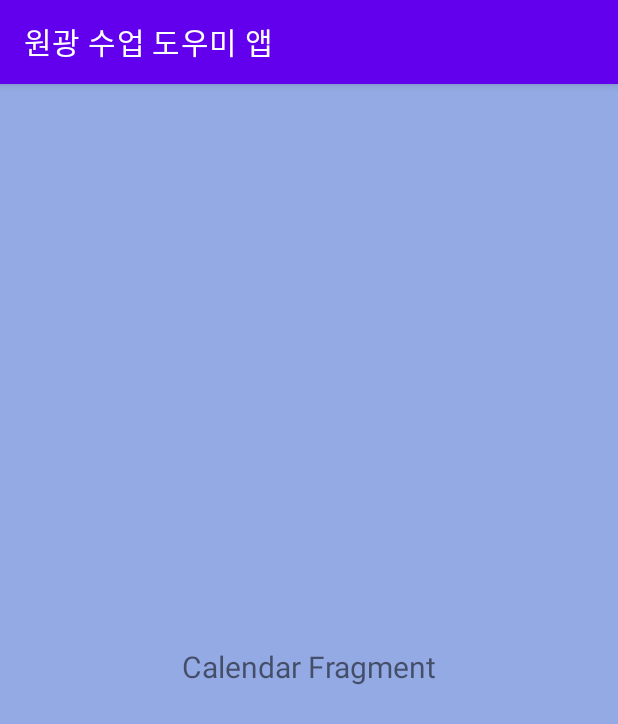
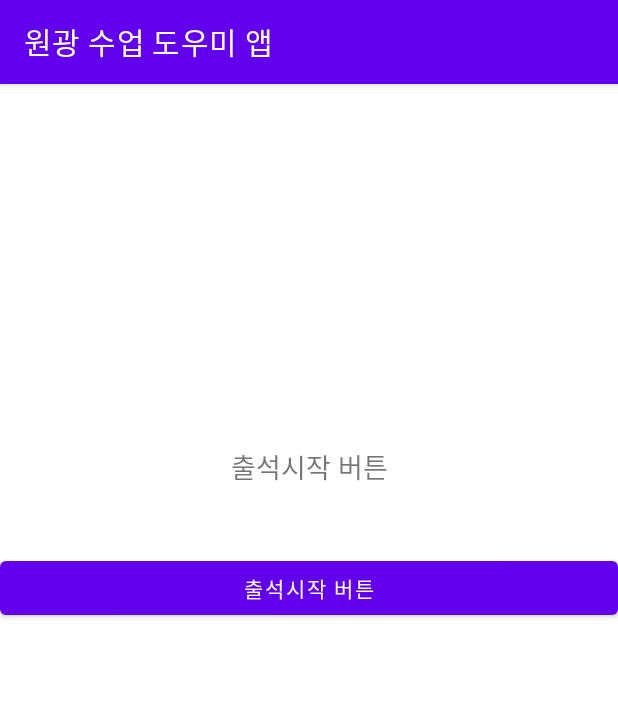
Before and after one commit to mnyu123/Study_Support_App_Project, an Android app: the fragment SlideshowFragment shown on its own in the app's theme, on a phone screen of 412 x 824 dp. Shown: the top 724 px of the screen. Run offline under Robolectric (Android 15) with nearby library versions, the phone set to English and light mode, and no system bars.

Commit message:
캘린더 메뉴 출석체크로 변경

```diff
--- a/app/src/main/java/com/example/myapplication/CalendarActivity.java
+++ b/app/src/main/java/com/example/myapplication/CalendarActivity.java
@@ -251,12 +251,10 @@ public class CalendarActivity extends AppCompatActivity
                         switch (id) {
                             case R.id.nav_home:
                                 // nav_home Fragment로 이동
-                                Log.d("MainActivity", "Home menu item clicked");
                                 navController.navigate(R.id.nav_home);
                                 break;
                             case R.id.menu_item2:
                                 // menu_item2 Fragment로 이동
-                                Log.d("MainActivity", "Gallery menu item clicked");
                                 navController.navigate(R.id.menu_item2);
                                 break;
                             case R.id.menu_item3:
--- a/app/src/main/java/com/example/myapplication/ui/slideshow/SlideshowFragment.java
+++ b/app/src/main/java/com/example/myapplication/ui/slideshow/SlideshowFragment.java
@@ -1,5 +1,6 @@
 package com.example.myapplication.ui.slideshow;
 
+import android.content.Context;
 import android.content.Intent;
 import android.os.Bundle;
 import android.view.LayoutInflater;
@@ -13,11 +14,15 @@ import androidx.fragment.app.Fragment;
 import androidx.lifecycle.ViewModelProvider;
 
 import com.example.myapplication.CalendarActivity;
+import com.example.myapplication.CsCheck;
+import com.example.myapplication.R;
 import com.example.myapplication.databinding.FragmentSlideshowBinding;
 
 public class SlideshowFragment extends Fragment {
 
     private FragmentSlideshowBinding binding;
+    Button Tocs;
+    private Context cscontext;
 
     public View onCreateView(@NonNull LayoutInflater inflater,
                              ViewGroup container, Bundle savedInstanceState) {
@@ -27,13 +32,16 @@ public class SlideshowFragment extends Fragment {
         binding = FragmentSlideshowBinding.inflate(inflater, container, false);
         View root = binding.getRoot();
 
-//         캘린더 액티비티로 이동
-//        Intent intent = new Intent(getActivity(), CalendarActivity.class);
-//        startActivity(intent);
+        Tocs = root.findViewById(R.id.ToCs);
 
-
-        final TextView textView = binding.textSlideshow;
-        slideshowViewModel.getText().observe(getViewLifecycleOwner(), textView::setText);
+        Tocs.setOnClickListener(new View.OnClickListener() {
+            @Override
+            public void onClick(View view) {
+                Intent intent = new Intent(cscontext.getApplicationContext(), CsCheck.class);
+                startActivity(intent);
+                //((CsCheck)cscontext).CsCheck();
+            }
+        });
 
         return root;
     }
--- a/app/src/main/res/layout/fragment_slideshow.xml
+++ b/app/src/main/res/layout/fragment_slideshow.xml
@@ -5,29 +5,27 @@
     android:layout_width="match_parent"
     android:layout_height="match_parent"
     android:orientation="vertical"
-    tools:context=".ui.slideshow.SlideshowFragment">
+    tools:context=".ui.slideshow.SlideshowFragment"
+    android:background="@color/white">
 
-    <View
-        android:id="@+id/view"
-        android:layout_width="match_parent"
-        android:layout_height="match_parent"
-        android:background="@color/material_dynamic_primary70"
+    <TextView
+        android:id="@+id/textView"
+        android:layout_width="wrap_content"
+        android:layout_height="wrap_content"
+        android:layout_marginBottom="43dp"
+        android:text="출석시작 버튼"
+        android:textSize="18sp"
+        app:layout_constraintBottom_toTopOf="@+id/ToCs"
+        app:layout_constraintEnd_toEndOf="parent"
+        app:layout_constraintStart_toStartOf="parent" />
+
+    <Button
+        android:id="@+id/ToCs"
+        android:layout_width="0dp"
+        android:layout_height="wrap_content"
+        android:layout_marginTop="312dp"
+        android:text="출석시작 버튼"
+        app:layout_constraintEnd_toEndOf="parent"
         app:layout_constraintStart_toStartOf="parent"
         app:layout_constraintTop_toTopOf="parent" />
-
-    <TextView
-        android:id="@+id/text_slideshow"
-        android:layout_width="match_parent"
-        android:layout_height="wrap_content"
-        android:layout_marginStart="8dp"
-        android:layout_marginTop="8dp"
-        android:layout_marginEnd="8dp"
-        android:textAlignment="center"
-        android:textSize="20sp"
-        app:layout_constraintBottom_toBottomOf="parent"
-        app:layout_constraintEnd_toEndOf="parent"
-        app:layout_constraintStart_toStartOf="parent"
-        app:layout_constraintTop_toTopOf="parent"
-        />
-
 </androidx.constraintlayout.widget.ConstraintLayout>
--- a/app/src/main/res/menu/drawerlayout.xml
+++ b/app/src/main/res/menu/drawerlayout.xml
@@ -13,7 +13,7 @@
             android:title="게시판" />
         <item
             android:id="@+id/menu_item3"
-            android:title="캘린더" />
+            android:title="출석체크" />
         <item
             android:id="@+id/menu_item4"
             android:title="QR 출석" />
--- a/app/src/main/res/values/strings.xml
+++ b/app/src/main/res/values/strings.xml
@@ -5,7 +5,7 @@
 
     <string name="menu_home">Home</string>
     <string name="menu_gallery">Gallery</string>
-    <string name="menu_slideshow">Slideshow</string>
+    <string name="menu_slideshow">출석체크</string>
     <string name="menu_QRcode">QRcode</string>
 
     <string name="gotologin">로그인 하러 가기</string>
```
Also changed, not shown: app/src/main/java/com/example/myapplication/MainActivity.java (+2 -25 lines), app/src/main/res/layout/activity_main.xml (+0 -15 lines).
